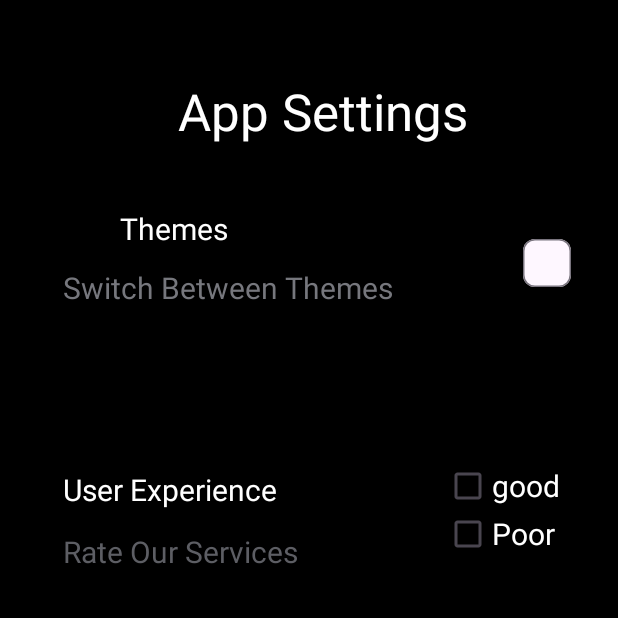
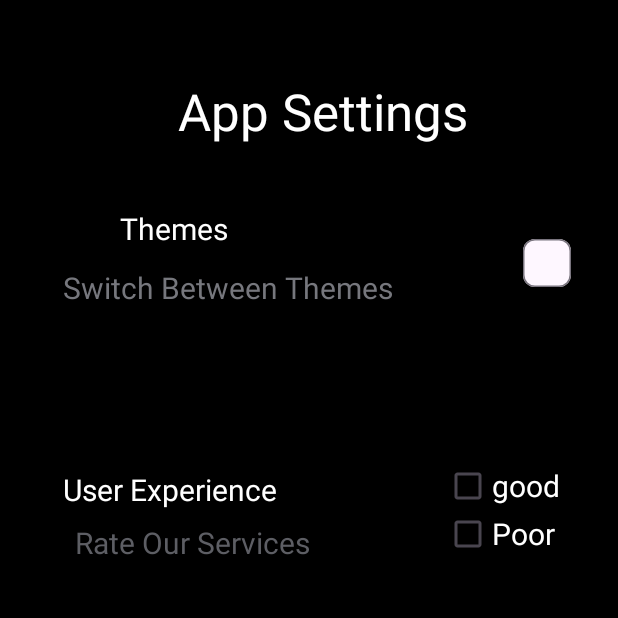
Before and after one commit to dcit202Andriod/Group-22, an Android app: the settings screen opened directly, with no data from a screen before it, on a phone screen of 412 x 824 dp, the top half of it. Run offline under Robolectric (Android 15) with nearby library versions, the phone set to English and light mode, and no system bars.

Commit message:
fifth commit

```diff
--- a/app/src/main/res/layout/settings_layout.xml
+++ b/app/src/main/res/layout/settings_layout.xml
@@ -58,7 +58,8 @@
         android:id="@+id/user_experience_label_textview"
         android:layout_width="wrap_content"
         android:layout_height="wrap_content"
-        android:layout_marginTop="14dp"
+        android:layout_marginStart="8dp"
+        android:layout_marginTop="8dp"
         android:text="Rate Our Services"
         android:textColor="@color/material_dynamic_neutral40"
         android:textSize="20sp"
```
